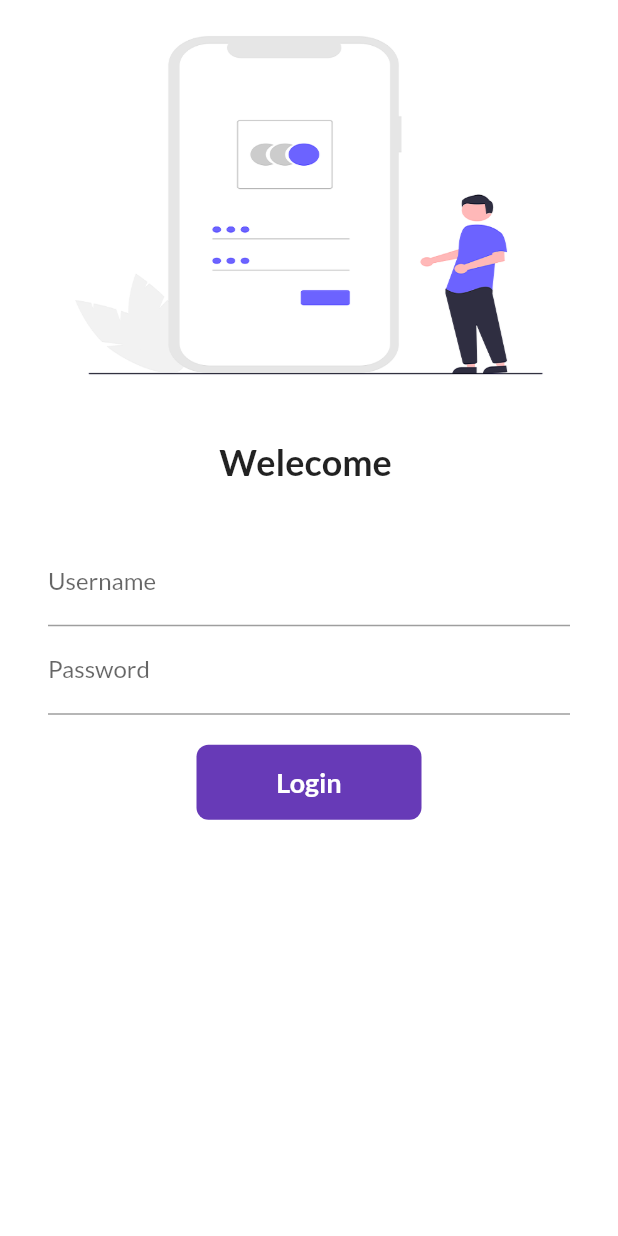
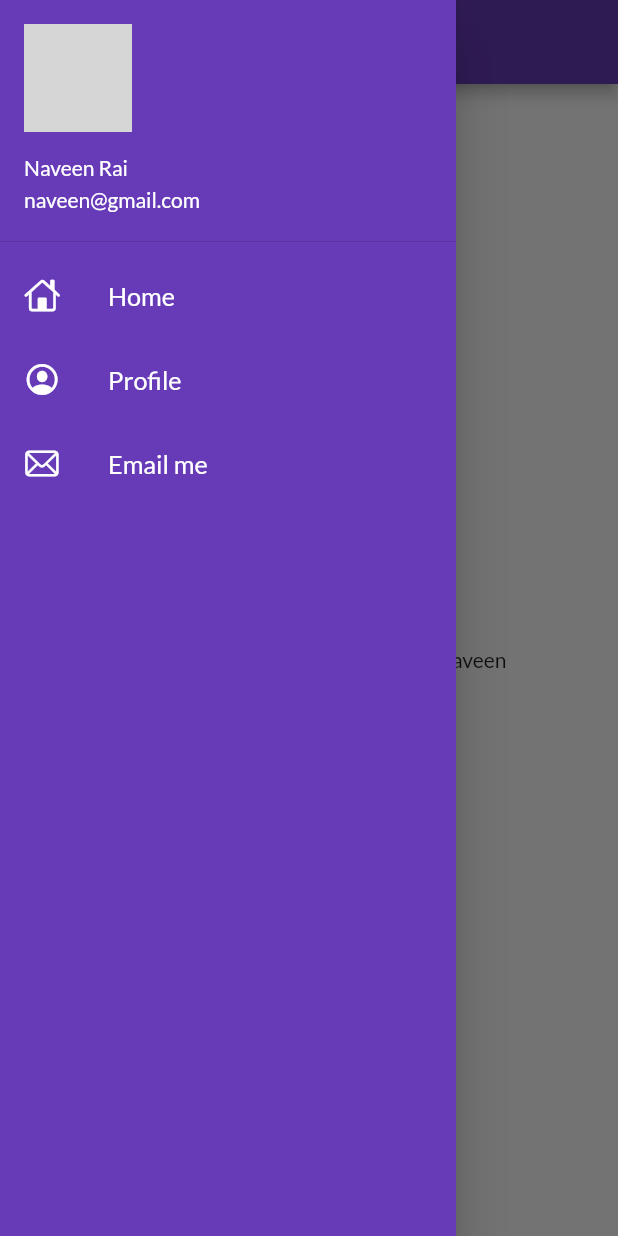
Before and after one commit to nav758/Flutter, a Flutter app: the screen it shows after launch, with the side drawer open (before the commit the screen has no drawer), on a phone screen of 412 x 824 dp. Run offline on Flutter 3.47's test engine with Material 2 defaults, Android fonts, the phone set to English and light mode, and no system bars; our stand-ins replace google_fonts; network calls fail; grey boxes are pictures that could not be loaded.

Commit message:
DAY8 COMPLETED

```diff
--- a/lib/main.dart
+++ b/lib/main.dart
@@ -20,9 +20,9 @@ class myapp extends StatelessWidget {
       ),
       debugShowCheckedModeBanner: false,
       // darkTheme: ThemeData(brightness: Brightness.dark),
-      initialRoute: "/",
+      initialRoute: MyRoutes.homeRoute,
       routes: {
-        "/": (context) => LoginPage(),
+        "/": (context) => HomePage(),
         MyRoutes.homeRoute: (context) => HomePage(),
         MyRoutes.loginRoute: (context) => LoginPage(),
       },
--- a/lib/pages/home_page.dart
+++ b/lib/pages/home_page.dart
@@ -1,4 +1,5 @@
 import 'package:flutter/material.dart';
+import 'package:flutter_application_1/widgets/drawer.dart';
 
 class HomePage extends StatelessWidget {
   final int Day = 30;
@@ -15,7 +16,7 @@ class HomePage extends StatelessWidget {
           child: Text("Welcome to flutter of $Day Days with $name"),
         ),
       ),
-      drawer: Drawer(),
+      drawer: MyDrawer(),
     );
   }
 }
--- /dev/null
+++ b/lib/widgets/drawer.dart
@@ -0,0 +1,71 @@
+import 'package:flutter/cupertino.dart';
+import 'package:flutter/material.dart';
+
+class MyDrawer extends StatelessWidget {
+  @override
+  Widget build(BuildContext context) {
+    final imageUrl =
+        "https://images-na.ssl-images-amazon.com/images/I/61o1aeLdzDL._SL1400_.jpg";
+
+    return Drawer(
+      child: Container(
+        color: Colors.deepPurple,
+        child: ListView(
+          //padding: EdgeInsets.zero,
+          children: [
+            DrawerHeader(
+              padding: EdgeInsets.zero,
+              child: UserAccountsDrawerHeader(
+                margin: EdgeInsets.zero,
+                accountName: Text("Naveen Rai"),
+                accountEmail: Text("naveen@gmail.com"),
+                currentAccountPicture: CircleAvatar(
+                  backgroundImage: NetworkImage(imageUrl),
+                ),
+              ),
+            ),
+            ListTile(
+              leading: Icon(
+                CupertinoIcons.home,
+                color: Colors.white,
+              ),
+              title: Text(
+                "Home",
+                textScaleFactor: 1.2,
+                style: TextStyle(
+                  color: Colors.white,
+                ),
+              ),
+            ),
+            ListTile(
+              leading: Icon(
+                CupertinoIcons.profile_circled,
+                color: Colors.white,
+              ),
+              title: Text(
+                "Profile",
+                textScaleFactor: 1.2,
+                style: TextStyle(
+                  color: Colors.white,
+                ),
+              ),
+            ),
+            ListTile(
+              leading: Icon(
+                CupertinoIcons.mail,
+                color: Colors.white,
+              ),
+              title: Text(
+                "Email me",
+                textScaleFactor: 1.2,
+                style: TextStyle(
+                  color: Colors.white,
+                ),
+              ),
+            )
+          ],
+        ),
+      ),
+    );
+  }
+}
```
